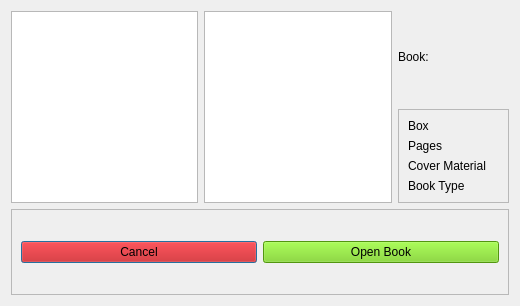
farinc/book-tracker-python, file ui/bookBrowser.ui: the form before one commit.
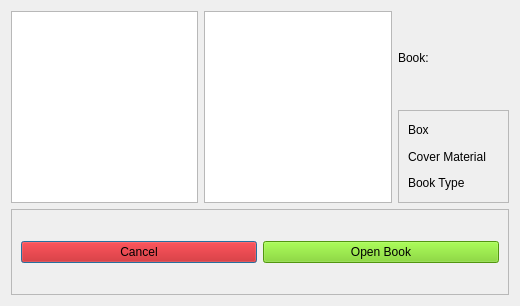
The form after the commit.

Commit message: Changed the ui logic to change the activeBook after every change. This allowed for cost and page updating to be seemless. Also the cost system was revamped to adapt and is functional within the ui.

```diff
--- a/ui/bookBrowser.ui
+++ b/ui/bookBrowser.ui
@@ -529,26 +529,19 @@
        </widget>
       </item>
       <item row="3" column="1">
-       <widget class="QLabel" name="labelCoverMaterial">
-        <property name="text">
-         <string/>
-        </property>
-       </widget>
-      </item>
-      <item row="2" column="1">
-       <widget class="QLabel" name="labelPages">
-        <property name="text">
-         <string/>
-        </property>
-       </widget>
-      </item>
-      <item row="4" column="1">
        <widget class="QLabel" name="labelBookType">
         <property name="text">
          <string/>
         </property>
        </widget>
       </item>
+      <item row="2" column="0">
+       <widget class="QLabel" name="label_4">
+        <property name="text">
+         <string>Cover Material</string>
+        </property>
+       </widget>
+      </item>
       <item row="1" column="0">
        <widget class="QLabel" name="label_2">
         <property name="text">
@@ -556,21 +549,21 @@
         </property>
        </widget>
       </item>
-      <item row="2" column="0">
-       <widget class="QLabel" name="label_3">
+      <item row="1" column="1">
+       <widget class="QLabel" name="labelBox">
         <property name="text">
-         <string>Pages</string>
+         <string/>
+        </property>
+       </widget>
+      </item>
+      <item row="2" column="1">
+       <widget class="QLabel" name="labelCoverMaterial">
+        <property name="text">
+         <string/>
         </property>
        </widget>
       </item>
       <item row="3" column="0">
-       <widget class="QLabel" name="label_4">
-        <property name="text">
-         <string>Cover Material</string>
-        </property>
-       </widget>
-      </item>
-      <item row="4" column="0">
        <widget class="QLabel" name="label_5">
         <property name="text">
          <string>Book Type</string>
```
Left out of the diff: 7 changed lines with no effect on the pictures. The commit also changes 6 other files.
